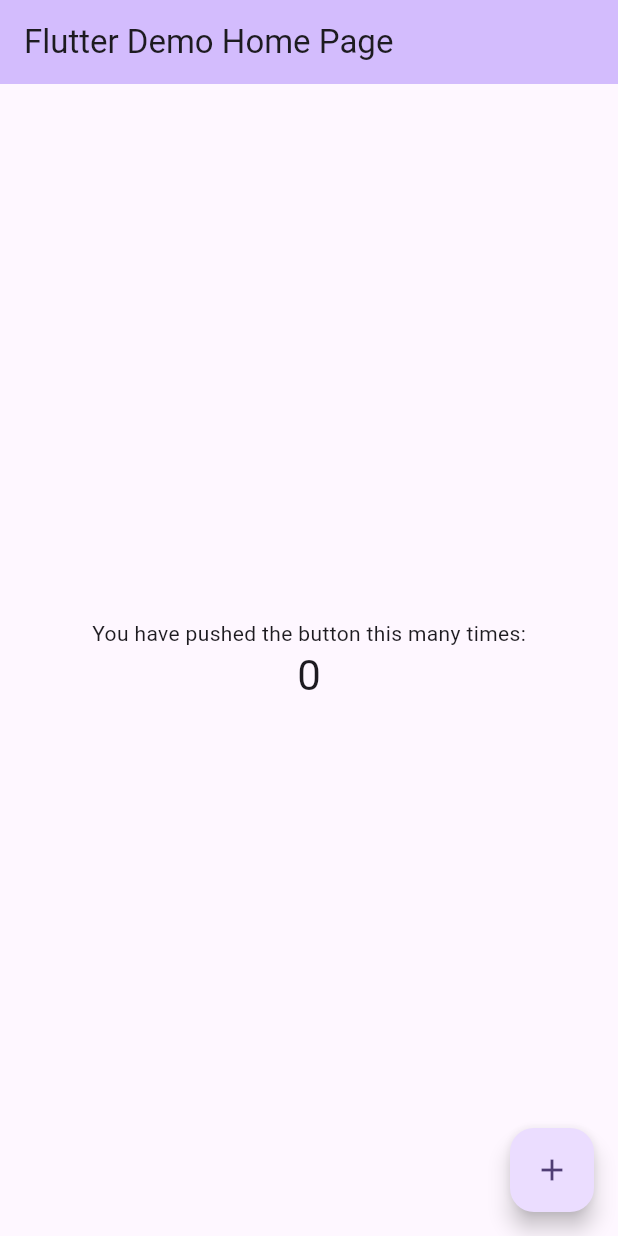
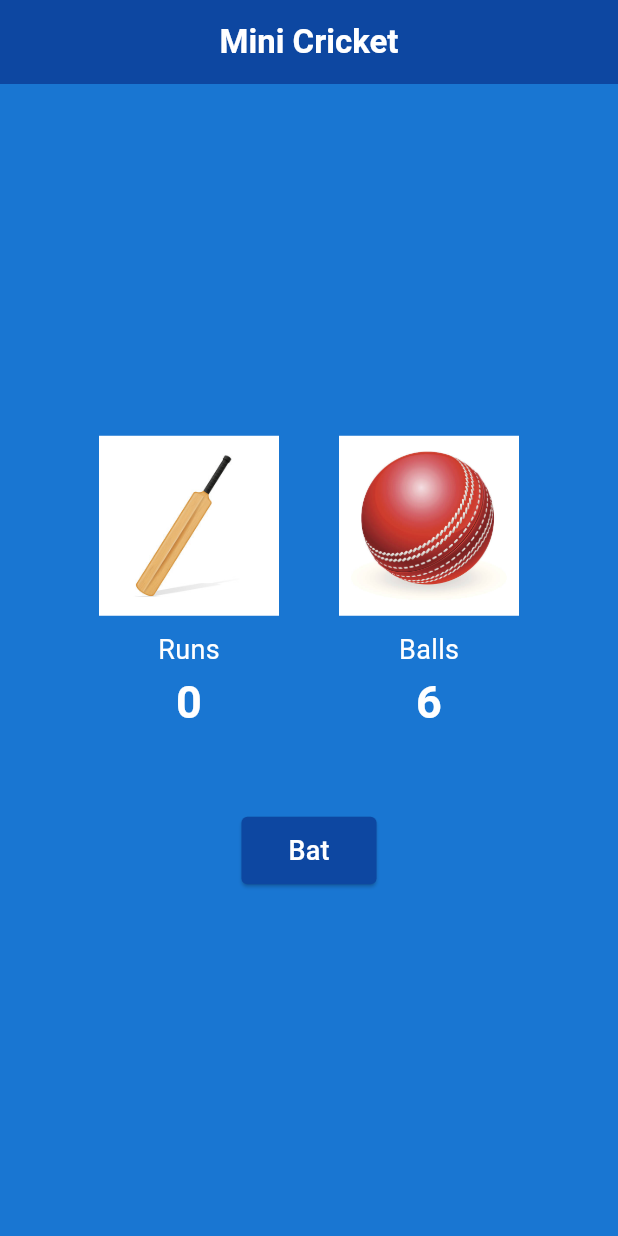
Before and after one commit to Subodha2004/mini_cricket_mad, a Flutter app: the screen it shows after launch, on a phone screen of 412 x 824 dp. Run offline on Flutter 3.47's test engine with Material 3 defaults, Android fonts, the phone set to English and light mode, and no system bars.

Commit message:
update the assets images in the main.dart

```diff
--- a/lib/main.dart
+++ b/lib/main.dart
@@ -1,121 +1,199 @@
 import 'package:flutter/material.dart';
 
+import 'dart:math';
+
 void main() {
-  runApp(const MyApp());
+  runApp(const CricketApp());
 }
 
-class MyApp extends StatelessWidget {
-  const MyApp({super.key});
+class CricketApp extends StatelessWidget {
+  const CricketApp({super.key});
 
-  // This widget is the root of your application.
   @override
   Widget build(BuildContext context) {
     return MaterialApp(
-      title: 'Flutter Demo',
-      theme: ThemeData(
-        // This is the theme of your application.
-        //
-        // TRY THIS: Try running your application with "flutter run". You'll see
-        // the application has a purple toolbar. Then, without quitting the app,
-        // try changing the seedColor in the colorScheme below to Colors.green
-        // and then invoke "hot reload" (save your changes or press the "hot
-        // reload" button in a Flutter-supported IDE, or press "r" if you used
-        // the command line to start the app).
-        //
-        // Notice that the counter didn't reset back to zero; the application
-        // state is not lost during the reload. To reset the state, use hot
-        // restart instead.
-        //
-        // This works for code too, not just values: Most code changes can be
-        // tested with just a hot reload.
-        colorScheme: .fromSeed(seedColor: Colors.deepPurple),
-      ),
-      home: const MyHomePage(title: 'Flutter Demo Home Page'),
+      debugShowCheckedModeBanner: false,
+      home: const MiniCricket(),
     );
   }
 }
 
-class MyHomePage extends StatefulWidget {
-  const MyHomePage({super.key, required this.title});
-
-  // This widget is the home page of your application. It is stateful, meaning
-  // that it has a State object (defined below) that contains fields that affect
-  // how it looks.
-
-  // This class is the configuration for the state. It holds the values (in this
-  // case the title) provided by the parent (in this case the App widget) and
-  // used by the build method of the State. Fields in a Widget subclass are
-  // always marked "final".
-
-  final String title;
+class MiniCricket extends StatefulWidget {
+  const MiniCricket({super.key});
 
   @override
-  State<MyHomePage> createState() => _MyHomePageState();
+  State<MiniCricket> createState() => _MiniCricketState();
 }
 
-class _MyHomePageState extends State<MyHomePage> {
-  int _counter = 0;
+class _MiniCricketState extends State<MiniCricket> {
+  int runs = 0;
+  int balls = 6;
+  int? lastRuns;
 
-  void _incrementCounter() {
+  final Random random = Random();
+
+  void playBall() {
+    if (balls == 0) return;
+
     setState(() {
-      // This call to setState tells the Flutter framework that something has
-      // changed in this State, which causes it to rerun the build method below
-      // so that the display can reflect the updated values. If we changed
-      // _counter without calling setState(), then the build method would not be
-      // called again, and so nothing would appear to happen.
-      _counter++;
+      lastRuns = random.nextInt(7); // Random number from 0 to 6
+      runs += lastRuns!;
+      balls--;
+    });
+  }
+
+  void restartGame() {
+    setState(() {
+      runs = 0;
+      balls = 6;
+      lastRuns = null;
     });
   }
 
   @override
   Widget build(BuildContext context) {
-    // This method is rerun every time setState is called, for instance as done
-    // by the _incrementCounter method above.
-    //
-    // The Flutter framework has been optimized to make rerunning build methods
-    // fast, so that you can just rebuild anything that needs updating rather
-    // than having to individually change instances of widgets.
     return Scaffold(
+      backgroundColor: Colors.blue[700],
+
       appBar: AppBar(
-        // TRY THIS: Try changing the color here to a specific color (to
-        // Colors.amber, perhaps?) and trigger a hot reload to see the AppBar
-        // change color while the other colors stay the same.
-        backgroundColor: Theme.of(context).colorScheme.inversePrimary,
-        // Here we take the value from the MyHomePage object that was created by
-        // the App.build method, and use it to set our appbar title.
-        title: Text(widget.title),
+        title: const Text(
+          "Mini Cricket",
+          style: TextStyle(color: Colors.white, fontWeight: FontWeight.bold),
+        ),
+        centerTitle: true,
+        backgroundColor: Colors.blue[900],
       ),
+
       body: Center(
-        // Center is a layout widget. It takes a single child and positions it
-        // in the middle of the parent.
         child: Column(
-          // Column is also a layout widget. It takes a list of children and
-          // arranges them vertically. By default, it sizes itself to fit its
-          // children horizontally, and tries to be as tall as its parent.
-          //
-          // Column has various properties to control how it sizes itself and
-          // how it positions its children. Here we use mainAxisAlignment to
-          // center the children vertically; the main axis here is the vertical
-          // axis because Columns are vertical (the cross axis would be
-          // horizontal).
-          //
-          // TRY THIS: Invoke "debug painting" (choose the "Toggle Debug Paint"
-          // action in the IDE, or press "p" in the console), to see the
-          // wireframe for each widget.
-          mainAxisAlignment: .center,
+          mainAxisAlignment: MainAxisAlignment.center,
           children: [
-            const Text('You have pushed the button this many times:'),
-            Text(
-              '$_counter',
-              style: Theme.of(context).textTheme.headlineMedium,
+            // Bat and Ball
+            Row(
+              mainAxisAlignment: MainAxisAlignment.center,
+              children: [
+                // Runs
+                Column(
+                  children: [
+                    Container(
+                      width: 120,
+                      height: 120,
+                      color: Colors.white,
+                      padding: const EdgeInsets.all(8),
+                      child: Image.asset('assets/bat.png', fit: BoxFit.contain),
+                    ),
+
+                    const SizedBox(height: 10),
+
+                    const Text(
+                      "Runs",
+                      style: TextStyle(color: Colors.white, fontSize: 18),
+                    ),
+
+                    Text(
+                      "$runs",
+                      style: const TextStyle(
+                        color: Colors.white,
+                        fontSize: 30,
+                        fontWeight: FontWeight.bold,
+                      ),
+                    ),
+                  ],
+                ),
+
+                const SizedBox(width: 40),
+
+                // Balls
+                Column(
+                  children: [
+                    Container(
+                      width: 120,
+                      height: 120,
+                      color: Colors.white,
+                      padding: const EdgeInsets.all(8),
+                      child: Image.asset(
+                        'assets/ball.png',
+                        fit: BoxFit.contain,
+                      ),
+                    ),
+
+                    const SizedBox(height: 10),
+
+                    const Text(
+                      "Balls",
+                      style: TextStyle(color: Colors.white, fontSize: 18),
+                    ),
+
+                    Text(
+                      "$balls",
+                      style: const TextStyle(
+                        color: Colors.white,
+                        fontSize: 30,
+                        fontWeight: FontWeight.bold,
+                      ),
+                    ),
+                  ],
+                ),
+              ],
             ),
+
+            const SizedBox(height: 30),
+
+            // Result - hidden initially
+            if (lastRuns != null)
+              Text(
+                lastRuns == 0 ? "No Runs" : "$lastRuns Runs",
+                style: const TextStyle(
+                  color: Colors.white,
+                  fontSize: 20,
+                  fontWeight: FontWeight.bold,
+                ),
+              ),
+
+            const SizedBox(height: 25),
+
+            // Bat / Restart Button
+            balls > 0
+                ? SizedBox(
+                    // RECTANGLE Bat button
+                    width: 90,
+                    height: 45,
+                    child: ElevatedButton(
+                      onPressed: playBall,
+                      style: ElevatedButton.styleFrom(
+                        backgroundColor: Colors.blue[900],
+                        padding: EdgeInsets.zero,
+                        shape: RoundedRectangleBorder(
+                          borderRadius: BorderRadius.circular(4),
+                        ),
+                      ),
+                      child: const Text(
+                        "Bat",
+                        style: TextStyle(color: Colors.white, fontSize: 18),
+                      ),
+                    ),
+                  )
+                : SizedBox(
+                    // RECTANGLE Restart button
+                    width: 120,
+                    height: 45,
+                    child: ElevatedButton(
+                      onPressed: restartGame,
+                      style: ElevatedButton.styleFrom(
+                        backgroundColor: Colors.red,
+                        padding: EdgeInsets.zero,
+                        shape: RoundedRectangleBorder(
+                          borderRadius: BorderRadius.circular(4),
+                        ),
+                      ),
+                      child: const Text(
+                        "Restart",
+                        style: TextStyle(color: Colors.white, fontSize: 18),
+                      ),
+                    ),
+                  ),
           ],
         ),
-      ),
-      floatingActionButton: FloatingActionButton(
-        onPressed: _incrementCounter,
-        tooltip: 'Increment',
-        child: const Icon(Icons.add),
       ),
     );
   }
--- a/pubspec.yaml
+++ b/pubspec.yaml
@@ -56,6 +56,9 @@ flutter:
   # included with your application, so that you can use the icons in
   # the material Icons class.
   uses-material-design: true
+  assets:
+    - assets/bat.png
+    - assets/ball.png
 
   # To add assets to your application, add an assets section, like this:
   # assets:
```
Also changed, not shown: assets/ball.png (added), assets/bat.png (added).
